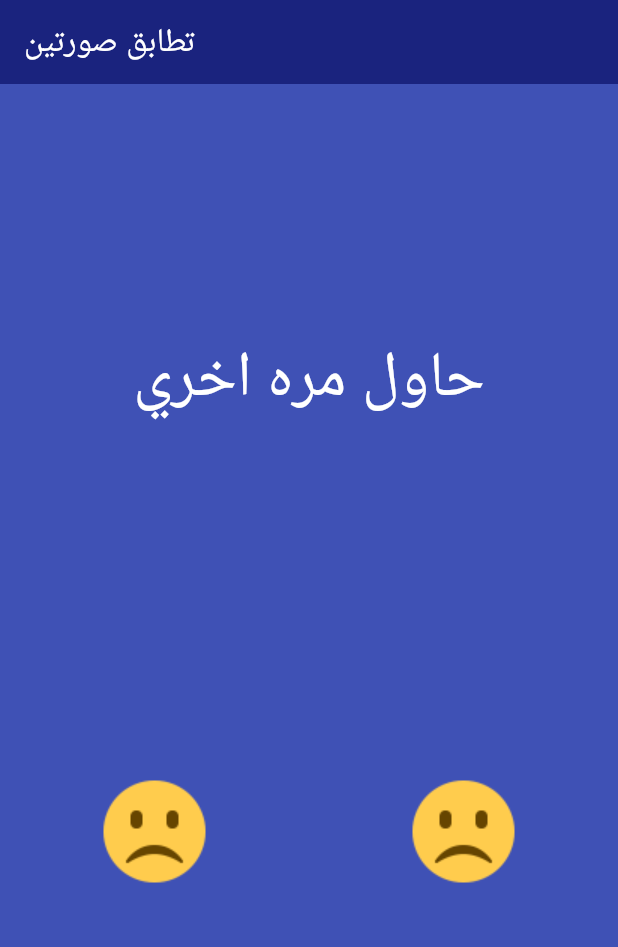
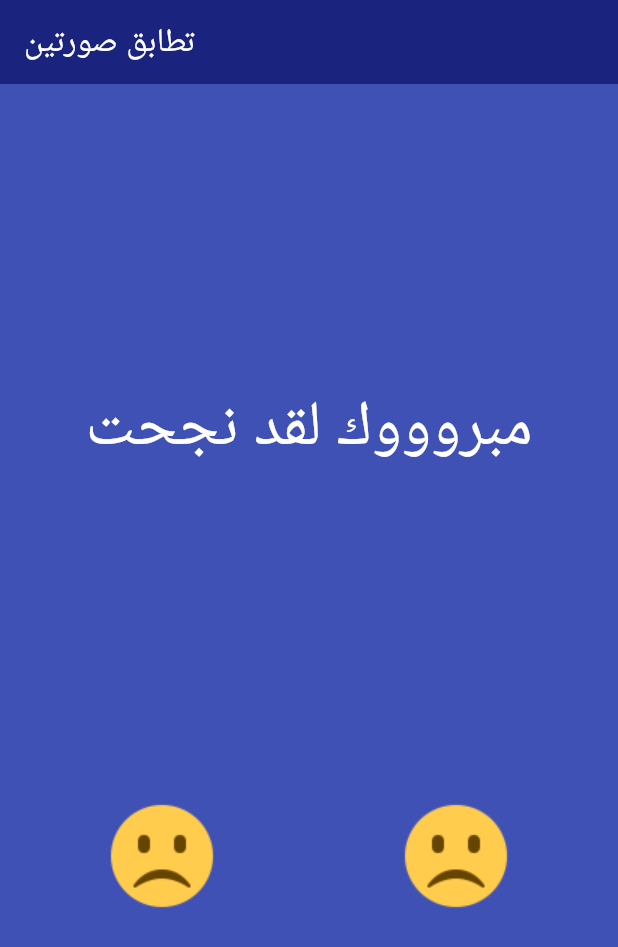
Before and after one commit to dinataha12/flutter_app, a Flutter app: the screen it shows after launch, on a phone screen of 412 x 824 dp. Shown: the top 947 px of the screen. Run offline on Flutter 3.47's test engine with Material 3 defaults, Android fonts, the phone set to English and light mode, and no system bars.

Commit message:
update flutter project

```diff
--- a/lib/main.dart
+++ b/lib/main.dart
@@ -1,4 +1,5 @@
 import 'package:flutter/material.dart';
+import 'dart:math';
 
 //هقوم بانشاء جيم تعمل علي مقارنة صورتين بحيث لو الصورتين متطابقتين يظهر جمله تمت المهمه بنجاح
 //لو لا يظهر حاول مره اخري
@@ -18,10 +19,20 @@ void main() {
   ));
 }
 
-//هنا استخدمت stateless widget عشان تسهل عليه عمل hotreload للبيدج
+class Imagepage extends StatefulWidget {
+  const Imagepage({super.key});
 
-class Imagepage extends StatelessWidget {
-  const Imagepage({super.key});
+  @override
+  State<Imagepage> createState() => _ImagepageState();
+}
+
+class _ImagepageState extends State<Imagepage> {
+  int imagenum = 1;
+  int imagenum1 = 1;
+  void changeimage() {
+    imagenum = Random().nextInt(3) + 1;
+    imagenum1 = Random().nextInt(3) + 1;
+  }
 
   @override
   Widget build(BuildContext context) {
@@ -30,34 +41,44 @@ class Imagepage extends StatelessWidget {
       mainAxisAlignment: MainAxisAlignment.spaceEvenly,
       children: [
         Text(
-          'حاول مره اخري',
+          imagenum == imagenum1 ? 'مبروووك لقد نجحت' : 'حاول مره اخري',
           style: TextStyle(
             fontSize: 42,
             color: Colors.white,
           ),
         ),
-        Row(
+        Padding(
+          padding: const EdgeInsets.all(10.0),
+          child: Row(
             children: [
               // ديه ودجيت بستخدمها بس مع الصفوف والاعمده عشان اخيلي حجم الصوره فليكسابول يعني مناسب لجميع الصفحات
               //او باختصار ان الصوره تاخد عرض الصفحه
               Expanded(
-                //flex: 2,معناها ان الصوره دي تاخد ضعف المساحه
-                child: Padding(
-              padding: const EdgeInsets.all(20.0),
-              child: Image.asset('images/frownie.png'),
-            )),
+                child: TextButton(
+                    //تم اضافة زرار مخفي وحطيت بداخله صوره ولو ضغطنا عليها هيتم طبع الجمله
+                    onPressed: () {
+                      setState(() {
+                        changeimage();
+                      });
+                    },
+                    child: Image.asset('images/img-$imagenum.png')),
+              ),
               Expanded(
-                child: Padding(
-              padding: const EdgeInsets.all(20.0),
-              child: Image.asset('images/frownie.png'),
-            )
+                child: TextButton(
+                    onPressed: () {
+                      setState(() {
+                        changeimage();
+                      });
+                    },
+                    child: Image.asset('images/img-$imagenum1.png')),
+              ),
               /*
                   طريقه تانيه لعرض الصور
                   child: Image(
                 image: AssetImage('images/frownie.png'),
               ),*/
+            ],
           ),
-          ],
         )
       ],
     );
```
Also changed, not shown: images/img-1.png (renamed from images/frownie.png), images/img-2.png (renamed from images/mrgreen.png), images/img-3.png (renamed from images/rolleyes.png), images/img-4.png (renamed from images/simple-smile.png), 1 other file. Lines whose indentation alone changed are shown as unchanged.
